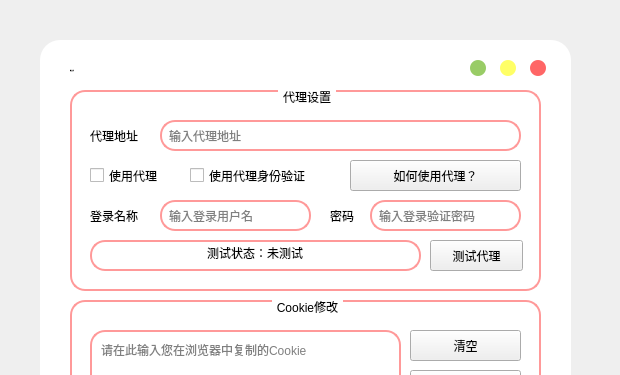
Above: UI/bilidsetting.ui from JimmyLiang-lzm/biliDownloader_GUI before the change; both pictures show x 0 to 620 and y 0 to 375 of the 620 by 613 pixel window. Below: the same form after it.
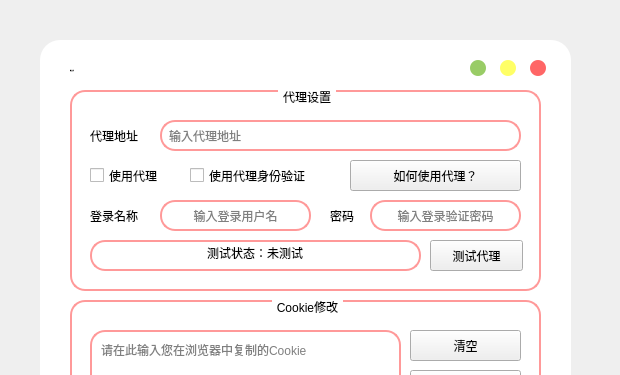
That is the form after the change. Icons and pictures are not drawn.

```diff
--- a/UI/bilidsetting.ui
+++ b/UI/bilidsetting.ui
@@ -466,6 +466,9 @@
      </property>
     </widget>
     <widget class="QLineEdit" name="le_AuthUsr">
+     <property name="enabled">
+      <bool>false</bool>
+     </property>
      <property name="geometry">
       <rect>
        <x>90</x>
@@ -474,6 +477,9 @@
        <height>31</height>
       </rect>
      </property>
+     <property name="alignment">
+      <set>Qt::AlignCenter</set>
+     </property>
      <property name="placeholderText">
       <string>输入登录用户名</string>
      </property>
@@ -505,6 +511,9 @@
      </property>
     </widget>
     <widget class="QLineEdit" name="le_AuthPwd">
+     <property name="enabled">
+      <bool>false</bool>
+     </property>
      <property name="geometry">
       <rect>
        <x>300</x>
@@ -513,6 +522,12 @@
        <height>31</height>
       </rect>
      </property>
+     <property name="echoMode">
+      <enum>QLineEdit::Password</enum>
+     </property>
+     <property name="alignment">
+      <set>Qt::AlignCenter</set>
+     </property>
      <property name="placeholderText">
       <string>输入登录验证密码</string>
      </property>
```
